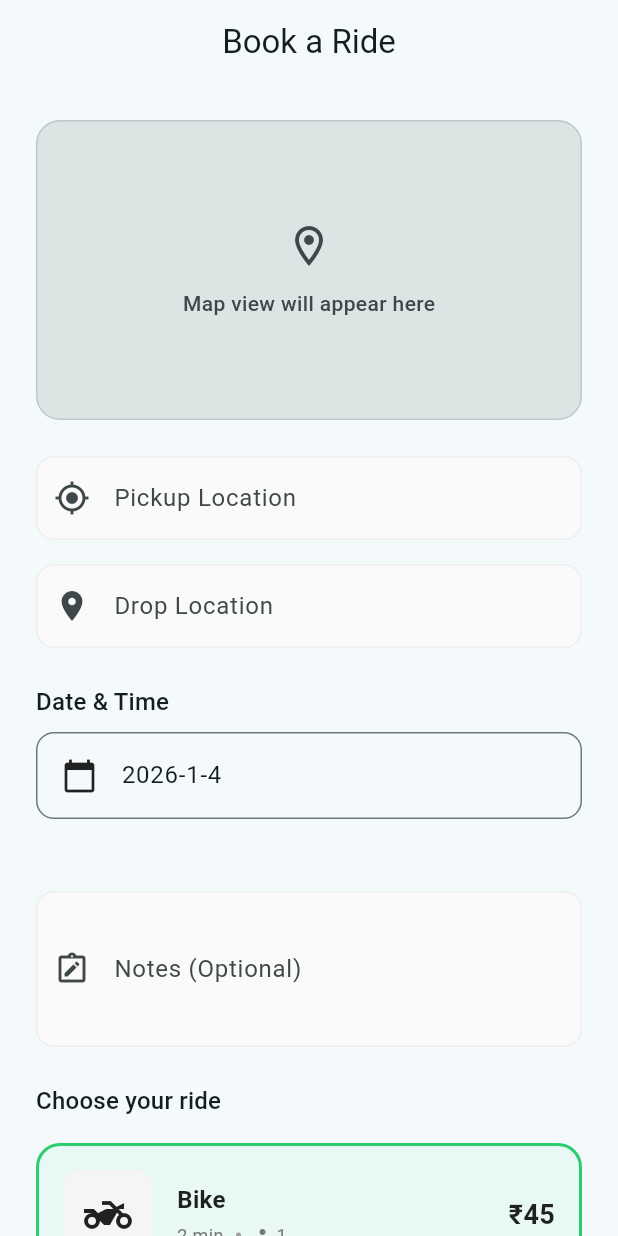
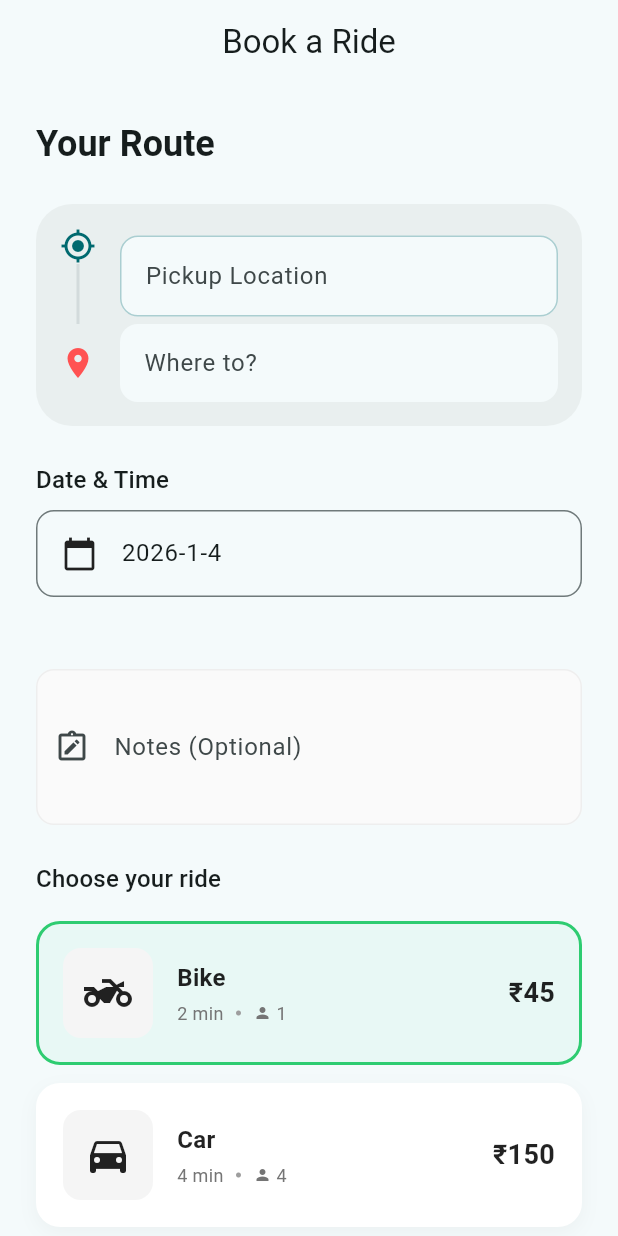
Before and after one commit to Hey-Viswa/zeynLogistics, a Flutter app: the BookRideScreen screen opened by its route, on a phone screen of 412 x 824 dp. Run offline on Flutter 3.47's test engine with Material 3 defaults, Android fonts, the phone set to English and light mode, and no system bars; our stand-ins replace flutter_riverpod, go_router, shared_preferences; accounts and stored records are empty.

Commit message:
UI: Implement Connected Route Inputs (Material Expressive)

```diff
--- a/lib/features/requester/book_ride_screen.dart
+++ b/lib/features/requester/book_ride_screen.dart
@@ -2,7 +2,6 @@ import 'package:flutter/material.dart';
 import 'package:flutter_riverpod/flutter_riverpod.dart';
 import 'package:go_router/go_router.dart';
 import '../../shared/data/trip_provider.dart';
-import '../../shared/widgets/map_placeholder.dart';
 
 class BookRideScreen extends ConsumerStatefulWidget {
   const BookRideScreen({super.key});
@@ -59,21 +58,66 @@ class _BookRideScreenState extends ConsumerState<BookRideScreen> {
         child: Column(
           crossAxisAlignment: CrossAxisAlignment.stretch,
           children: [
-            const MapPlaceholder(
-              label: 'Map view will appear here',
-              icon: Icons.location_on_outlined,
+            Text(
+              'Your Route',
+              style: Theme.of(
+                context,
+              ).textTheme.headlineSmall?.copyWith(fontWeight: FontWeight.bold),
             ),
             const SizedBox(height: 24),
-            _buildTextField(
-              controller: _pickupController,
-              label: 'Pickup Location',
-              icon: Icons.my_location,
-            ),
-            const SizedBox(height: 16),
-            _buildTextField(
-              controller: _dropController,
-              label: 'Drop Location',
-              icon: Icons.location_on,
+            // Connected Inputs
+            Container(
+              padding: const EdgeInsets.all(16),
+              decoration: BoxDecoration(
+                color: Theme.of(context).colorScheme.surfaceContainer,
+                borderRadius: BorderRadius.circular(24),
+              ),
+              child: Column(
+                children: [
+                  // Pickup Input
+                  Row(
+                    children: [
+                      Column(
+                        children: [
+                          Icon(
+                            Icons.my_location,
+                            color: Theme.of(context).colorScheme.primary,
+                          ),
+                          Container(
+                            height: 40,
+                            width: 2,
+                            color: Theme.of(
+                              context,
+                            ).colorScheme.outlineVariant.withOpacity(0.5),
+                          ),
+                        ],
+                      ),
+                      const SizedBox(width: 16),
+                      Expanded(
+                        child: _buildRouteField(
+                          controller: _pickupController,
+                          hint: 'Pickup Location',
+                          isPickup: true,
+                        ),
+                      ),
+                    ],
+                  ),
+                  // Drop Input
+                  Row(
+                    children: [
+                      const Icon(Icons.location_on, color: Colors.redAccent),
+                      const SizedBox(width: 16),
+                      Expanded(
+                        child: _buildRouteField(
+                          controller: _dropController,
+                          hint: 'Where to?',
+                          isPickup: false,
+                        ),
+                      ),
+                    ],
+                  ),
+                ],
+              ),
             ),
             const SizedBox(height: 24),
             Text('Date & Time', style: Theme.of(context).textTheme.titleMedium),
@@ -290,6 +334,37 @@ class _BookRideScreenState extends ConsumerState<BookRideScreen> {
       ),
     );
   }
+
+  Widget _buildRouteField({
+    required TextEditingController controller,
+    required String hint,
+    required bool isPickup,
+  }) {
+    return Container(
+      decoration: BoxDecoration(
+        color: Theme.of(context).colorScheme.surface,
+        borderRadius: BorderRadius.circular(12),
+        border: isPickup
+            ? Border.all(
+                color: Theme.of(context).colorScheme.primary.withOpacity(0.3),
+                width: 1,
+              )
+            : null,
+      ),
+      child: TextField(
+        controller: controller,
+        decoration: InputDecoration(
+          hintText: hint,
+          border: InputBorder.none,
+          contentPadding: const EdgeInsets.symmetric(
+            horizontal: 16,
+            vertical: 14,
+          ),
+          filled: false,
+        ),
+      ),
+    );
+  }
 }
 
 class VehicleOption {
```
